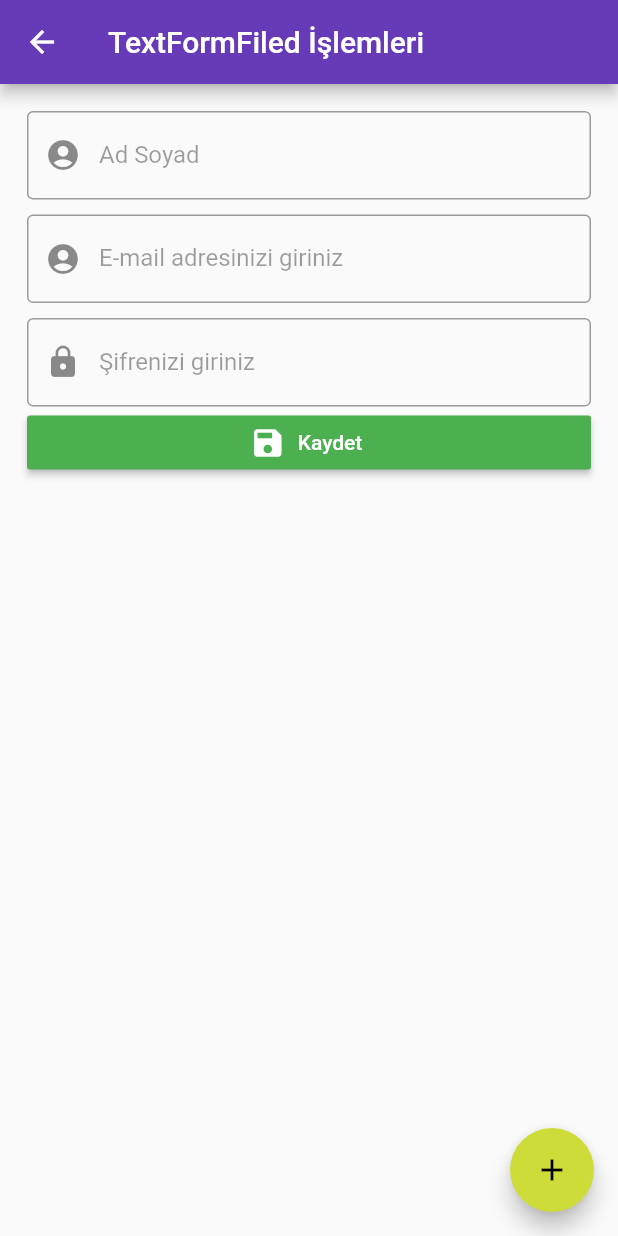
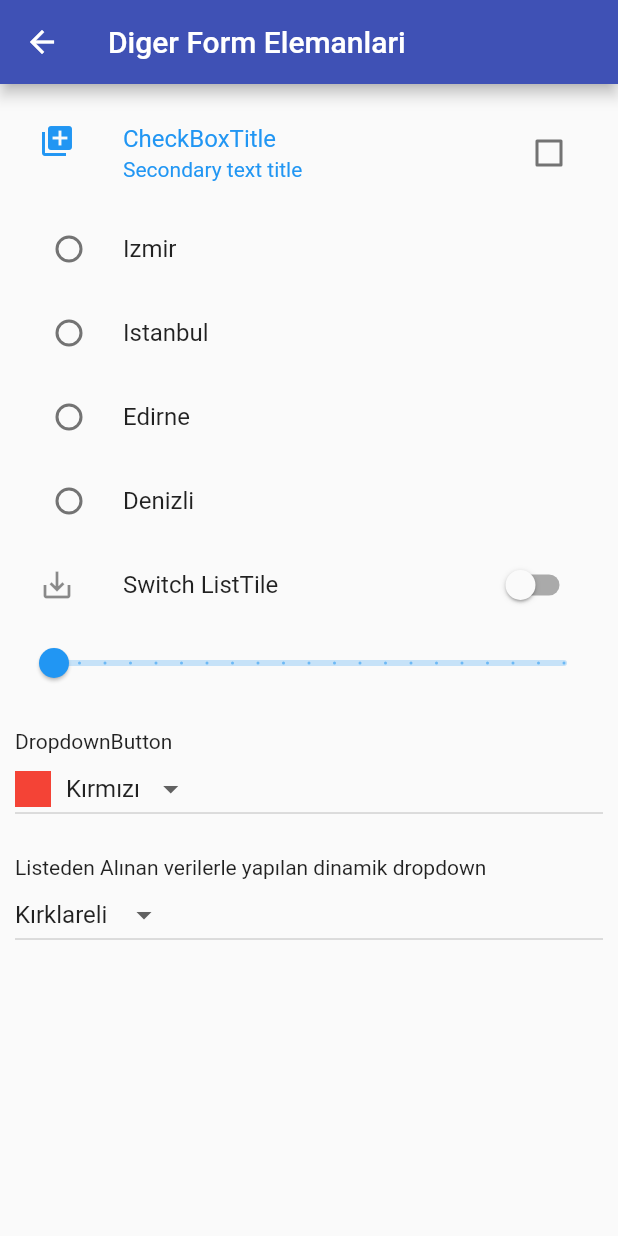
Before and after one commit to aoguz1/flutterLearn, a Flutter app: the screen it shows after launch, on a phone screen of 412 x 824 dp. Run offline on Flutter 3.47's test engine with Material 2 defaults, Android fonts, the phone set to English and light mode, and no system bars; our stand-ins replace fluttertoast.

Commit message:
digerformelamanlari aciklamalarla yazildi

```diff
--- /dev/null
+++ b/lib/diger_formElemanlari.dart
@@ -0,0 +1,197 @@
+import 'package:flutter/material.dart';
+
+class DigerFormEleman extends StatefulWidget {
+  DigerFormEleman({Key key}) : super(key: key);
+
+  @override
+  _DigerFormElemanState createState() => _DigerFormElemanState();
+}
+
+class _DigerFormElemanState extends State<DigerFormEleman> {
+  bool checkState = false;
+  bool radioValue = false;
+  String sehirGroupValue = "";
+  bool switchValue = false;
+  double sliderValue = 10.0;
+  String secilenRenk = "Kırmızı";
+  List<String> sehirler = ["Kırklareli", "Edirne", "Bursa", "Çanakkale"];
+  String secilensehir = "Kırklareli";
+
+  @override
+  Widget build(BuildContext context) {
+    return Scaffold(
+        appBar: AppBar(
+          title: Text("Diger Form Elemanlari"),
+        ),
+        body: Padding(
+          padding: EdgeInsets.all(10),
+          child: ListView(
+            children: <Widget>[
+              CheckboxListTile(
+                title: Text("CheckBoxTitle"),
+                subtitle: Text("Secondary text title"),
+                secondary: Icon(Icons.add_to_photos),
+                selected: true,
+                // checkColor:Colors.black, tik isaretinin rengini degistirir
+                // activeColor: buraya verdigimiz text ve isaretlenme renklendirmesini yapariz
+
+                value: checkState,
+                onChanged: (secildi) {
+                  setState(() {
+                    checkState = secildi;
+                  });
+                },
+              ),
+              RadioListTile(
+                title: Text("Izmir"),
+                value: "Izmir",
+                groupValue: sehirGroupValue,
+                onChanged: (radioNowDeger) {
+                  setState(() {
+                    sehirGroupValue = radioNowDeger;
+                    debugPrint("secilen sehir $sehirGroupValue");
+                  });
+                },
+              ),
+              RadioListTile(
+                title: Text("Istanbul"),
+                value: "Istanbul",
+                groupValue: sehirGroupValue,
+                onChanged: (radioNowDeger) {
+                  setState(() {
+                    sehirGroupValue = radioNowDeger;
+                    debugPrint("secilen sehir $sehirGroupValue");
+                  });
+                },
+              ),
+              RadioListTile(
+                title: Text("Edirne"),
+                value: "Edirne",
+                groupValue: sehirGroupValue,
+                onChanged: (radioNowDeger) {
+                  setState(() {
+                    sehirGroupValue = radioNowDeger;
+                    debugPrint("secilen sehir $sehirGroupValue");
+                  });
+                },
+              ),
+              RadioListTile(
+                title: Text("Denizli"),
+                value: "Denizli",
+                groupValue:
+                    sehirGroupValue, //burada grupladığımız verilerin aynı olması gerekmektedir.
+                onChanged: (radioNowDeger) {
+                  // onChanged methodu ile value propertysindeki değer ile bir değişken üretip onu içeride kullanabilmemizi sağlıyor.
+                  setState(() {
+                    sehirGroupValue = radioNowDeger;
+                    debugPrint("secilen sehir $sehirGroupValue");
+                  });
+                },
+              ),
+              SwitchListTile(
+                value:
+                    switchValue, //bool değer döndürür  burada tanımladığımız deger ile aşağıdaki onChanged propertysinde işlemler yapabiliyoruz.
+                onChanged: (switchNowDeger) {
+                  // value propertysinden gelen değer burada switchNowDeger'e atılır ve bu değişkeni kullanarak aşağıda işlemler yapabiliriz.
+                  setState(() {
+                    switchValue = switchNowDeger;
+                    debugPrint("gelen deger $switchValue");
+                  });
+                },
+                title: Text("Switch ListTile"),
+                secondary: Icon(Icons.save_alt),
+              ),
+              Slider(
+                value: sliderValue,
+                min: 10, // sliderin başlama noktası
+                max: 20, // sliderin bitiş noktası
+                divisions: 20, // slider içindeki hassasiyet
+                label: sliderValue
+                    .toString(), // siliderin değerini yazdırır (sağa sola sürükledikçe)
+                onChanged: (sliderNowDeger) {
+                  setState(() {
+                    sliderValue = sliderNowDeger;
+                  });
+                },
+              ),
+              SizedBox(
+                height: 20,
+              ),
+              Text("DropdownButton"),
+              DropdownButton<String>(
+                onChanged: (oankiRenk) {
+                  setState(() {
+                    secilenRenk = oankiRenk;
+                    debugPrint(secilenRenk);
+                  });
+                },
+                hint: Text("Seçiniz"),
+                value: secilenRenk,
+                items: [
+                  DropdownMenuItem<String>(
+                    child: Row(
+                      children: <Widget>[
+                        Container(
+                          height: 24,
+                          width: 24,
+                          color: Colors.red,
+                          margin: EdgeInsets.only(right: 10),
+                        ),
+                        Text("Kırmızı"),
+                      ],
+                    ),
+                    value: "Kırmızı",
+                  ),
+                  DropdownMenuItem<String>(
+                    child: Row(
+                      children: <Widget>[
+                        Container(
+                          height: 24,
+                          width: 24,
+                          color: Colors.blue,
+                          margin: EdgeInsets.only(right: 10),
+                        ),
+                        Text("Mavi"),
+                      ],
+                    ),
+                    value: "Mavi",
+                  ),
+                  DropdownMenuItem<String>(
+                    child: Row(
+                      children: <Widget>[
+                        Container(
+                          height: 24,
+                          width: 24,
+                          color: Colors.orange,
+                          margin: EdgeInsets.only(right: 10),
+                        ),
+                        Text("Turuncu"),
+                      ],
+                    ),
+                    value: "Turuncu",
+                  ),
+                ],
+              ),
+              SizedBox(
+                height: 20,
+              ),
+              Text("Listeden Alınan verilerle yapılan dinamik dropdown"),
+              DropdownButton<String>(
+                items: sehirler.map((oankideger) {   // sehirler isimli dizide map olarak verileri alıyoruz o an aldığımız her değer "oankideger" içine geliyor. Daha sonra oluşturduğumuz dinamik menü item içinde text ve value propertylerinde kullanılıyor. Map methodu alıp işlediği bu verileri "toList" methodu ile geri değer olarak döndürüyor. Flutter'da Form elemanlarının genel mantığı olan onChanged içine gelip orada gelensehir değişkenine gelir ve burada gelen her işlem seçilen şehir olarak setState içindeki işlem yapılıp ekranda değişiklik yapılır.
+                  return DropdownMenuItem<String>(
+                    child: Text(oankideger),
+                    value: oankideger,
+                  );
+                }).toList(),
+                onChanged: (gelensehir) {
+                  setState(() {
+                    secilensehir = gelensehir;
+                  });
+                },
+                value: secilensehir,
+              )
+            ],
+          ),
+        ));
+  }
+}
--- a/lib/main.dart
+++ b/lib/main.dart
@@ -1,8 +1,11 @@
+
+
 import 'package:flutter/material.dart';
 import 'package:listeler2/custom_scrolls_sliver.dart';
 import 'package:listeler2/navigator_islem.dart';
 import 'package:listeler2/textform_fieldOrnek.dart';
 import 'custom_scrolls_sliver.dart';
+import 'diger_formElemanlari.dart';
 import 'form_islem.dart';
 import 'listeler.dart';
 import 'gridView.dart';
@@ -16,7 +19,7 @@ main(List<String> args) {
     // tanumlaması : "/CPage/GPage/FPage" : (context)=> FSayfasi(),
     //-----
 
-    initialRoute: '/textfieldIslem',
+    initialRoute: '/DigerFromEleman',
 
     routes: {
       // route işlemleri ile string karakterlere atadığımız değerleri sayflar arası geçişlerde kullanabiliriz.
@@ -32,6 +35,7 @@ main(List<String> args) {
       '/textfieldIslem': (context) => TextFormFieldOrnek(),
       // '/GPage' :(context)=>GSayfasi(),
       '/ListeSayfasi': (context) => ListeSinifi(),
+      '/DigerFromEleman' : (context) => DigerFormEleman(),
     },
 
     onGenerateRoute: (RouteSettings settings) {
@@ -43,8 +47,6 @@ main(List<String> args) {
       } else {
         debugPrint("Herhangi bir sayfa ile ilişkilendirilemedi");
       }
-
-
     },
     onUnknownRoute: (RouteSettings settings) =>
         MaterialPageRoute(builder: (context) => HataSayfasi()),
--- a/lib/navigator_islem.dart
+++ b/lib/navigator_islem.dart
@@ -97,6 +97,15 @@ class NavigasyonIslemleri extends StatelessWidget {
               Navigator.pushNamed(context, "/ListeSayfasi"),
             },
           ),
+
+           RaisedButton(
+            child: Text("Diger form elemanlari"),
+            onPressed: () => {
+
+              Navigator.pushNamed(context, "/DigerFromEleman"),
+            },
+          ),
+
 
         ])));
   }
```
